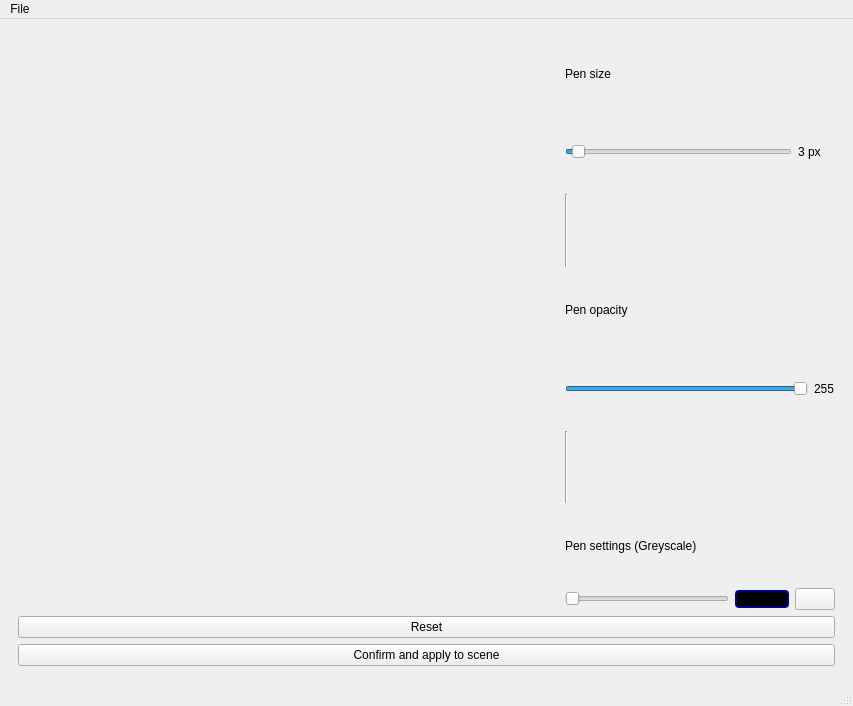
Before: the Qt Designer form ui/ui/mainwindow.ui in binaryHips/Projet3D, drawn with Qt 5.
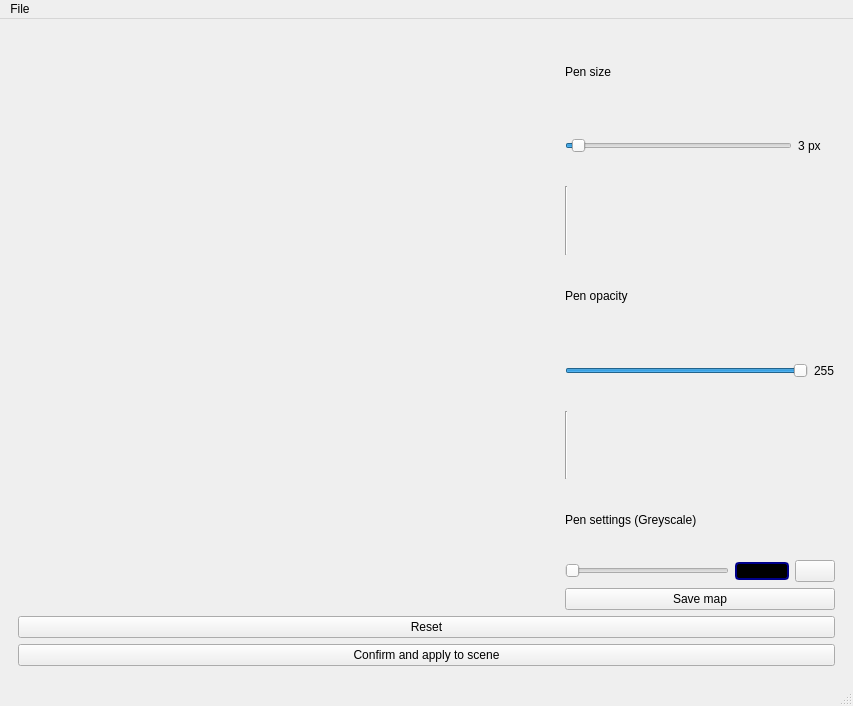
After: the same form once the commit is applied. The open tabs and pages were chosen to show the change. Custom widgets are drawn as their Qt base class.

Commit message: save drawing btn

```diff
--- a/ui/ui/mainwindow.ui
+++ b/ui/ui/mainwindow.ui
@@ -527,6 +527,13 @@
               </item>
              </layout>
             </item>
+            <item>
+             <widget class="QPushButton" name="saveMapBtn">
+              <property name="text">
+               <string>Save map</string>
+              </property>
+             </widget>
+            </item>
            </layout>
           </item>
          </layout>
```
Left out of the diff: 4 changed lines with no effect on the pictures. The commit also changes 2 other files.
